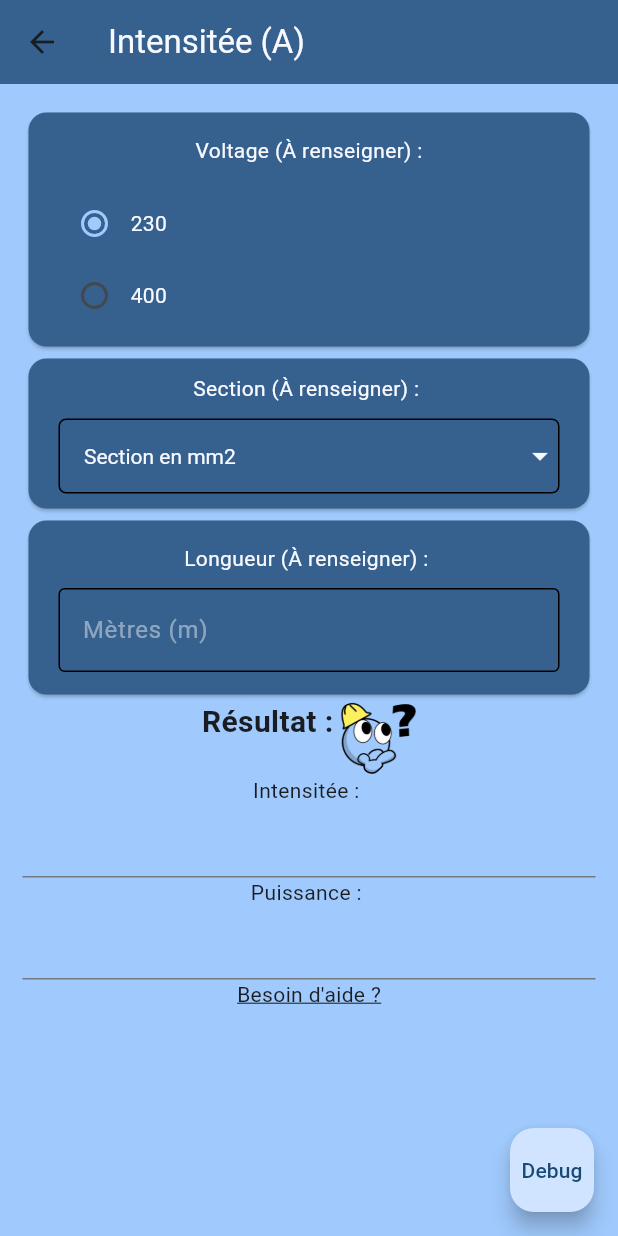
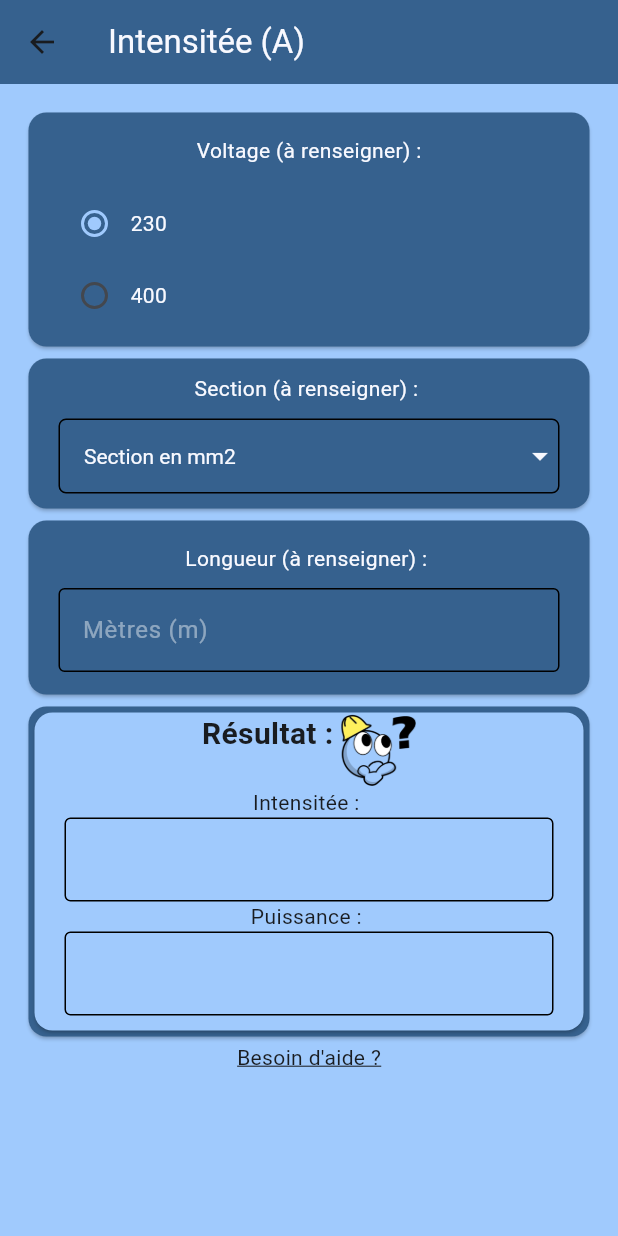
Before and after one commit to RobinAbela42/Abaque_app, a Flutter app: the IntensityQueryMono screen opened directly, on a phone screen of 412 x 824 dp. Run offline on Flutter 3.47's test engine with Material 3 defaults, Android fonts, the phone set to English and light mode, and no system bars; drawn by our look-alikes of dropdown_button2.

Commit message:
Card decoration for result, removing debug button, start publishing process, singlechildscrollview for Length

```diff
--- a/lib/ui/abaque/cable_home_page.dart
+++ b/lib/ui/abaque/cable_home_page.dart
@@ -73,7 +73,10 @@ class _CableHomePageState extends State<CableHomePage> {
                   widgetToGo: IntensityQueryMono(),
                 ),
               ),
-              HelpButton(text: "Une Abaque est un tableau grâce auquel on peut trouver les bonnes façons de poser des câbles, sans surchauffe de ces derniers par exemple.\n\nCette application fait la même chose, en plus simple ! On vous aide à trouver la longueur parfaite, la section idéale, ou l'intensitée maximum sur une installation. \n\nCliquez sur ce même bouton dans les pages pour voir avoir plus de détails !")
+              HelpButton(
+                text:
+                    "Une Abaque est un tableau grâce auquel on peut trouver les bonnes façons de poser des câbles, sans surchauffe de ces derniers par exemple.\n\nCette application fait la même chose, en plus simple ! On vous aide à trouver la longueur parfaite, la section idéale, ou l'intensitée maximum sur une installation. \n\nCliquez sur ce même bouton dans les pages pour voir avoir plus de détails !",
+              ),
             ],
           ),
         ),
@@ -125,3 +128,21 @@ class BigCard extends StatelessWidget {
     );
   }
 }
+
+class ResultCard extends StatelessWidget {
+  const ResultCard({super.key, required this.children});
+
+  final List<Widget> children;
+
+  @override
+  Widget build(BuildContext context) {
+    var theme = Theme.of(context);
+    return Card(
+      color: theme.colorScheme.primary,
+      child: Card(
+        color: theme.colorScheme.primaryFixedDim,
+        child: Column(children: children),
+      ),
+    );
+  }
+}
--- a/lib/ui/abaque/intensity_query_mono.dart
+++ b/lib/ui/abaque/intensity_query_mono.dart
@@ -12,7 +12,6 @@ class IntensityQueryMono extends CableHomePage {
   @override
   State<IntensityQueryMono> createState() => _IntensityQueryMonoState();
 }
-
 
 class _IntensityQueryMonoState extends State<IntensityQueryMono> {
   final intensityController = TextEditingController();
@@ -47,8 +46,8 @@ class _IntensityQueryMonoState extends State<IntensityQueryMono> {
     }
 
     void emptyIntensityAndPower() {
-      power=0;
-      intensity=0;
+      power = 0;
+      intensity = 0;
       powerController.text = "";
       intensityController.text = "";
     }
@@ -104,13 +103,18 @@ class _IntensityQueryMonoState extends State<IntensityQueryMono> {
                   return true;
                 },
               ),
+              ResultCard(
+                children: [
                   Wrap(
                     runAlignment: WrapAlignment.center,
                     alignment: WrapAlignment.center,
                     children: [
                       Text(
                         'Résultat : ',
-                    style: TextStyle(fontSize: 20, fontWeight: FontWeight.bold),
+                        style: TextStyle(
+                          fontSize: 20,
+                          fontWeight: FontWeight.bold,
+                        ),
                       ),
 
                       SizedBox(
@@ -121,43 +125,76 @@ class _IntensityQueryMonoState extends State<IntensityQueryMono> {
                     ],
                   ),
                   Text('Intensitée : '),
-              TextField(
+                  Padding(
+                    padding: const EdgeInsets.fromLTRB(20,0,20,0),
+                    child: TextField(
                       keyboardType: TextInputType.number,
                       controller: intensityController,
+                      decoration: InputDecoration(
+                        enabledBorder: OutlineInputBorder(
+                          borderSide: BorderSide(color: theme.colorScheme.scrim),
+                        ),
+                        focusedBorder: OutlineInputBorder(
+                          borderSide: BorderSide(color: theme.colorScheme.scrim),
+                        ),
+                        border: OutlineInputBorder(
+                          borderRadius: BorderRadius.all(Radius.circular(5)),
+                        ),
+                      ),
                       readOnly: true,
                     ),
+                  ),
                   Text('Puissance : '),
-              TextField(
+                  Padding(
+                    padding: const EdgeInsets.fromLTRB(20,0,20,10),
+                    child: TextField(
                       keyboardType: TextInputType.number,
                       controller: powerController,
+                      decoration: InputDecoration(
+                        enabledBorder: OutlineInputBorder(
+                          borderSide: BorderSide(color: theme.colorScheme.scrim),
+                        ),
+                        focusedBorder: OutlineInputBorder(
+                          borderSide: BorderSide(color: theme.colorScheme.scrim),
+                        ),
+                        border: OutlineInputBorder(
+                          borderRadius: BorderRadius.all(Radius.circular(5)),
+                        ),
+                      ),
                       readOnly: true,
                     ),
-              HelpButton(text: "Cette page vous est utile pour calculer l'intensitée maximum possible pour une installation, à partir d'une section de câble, d'une longueur et d'un voltage. \n\nRemplissez les 3 cases à renseigner avec les valeurs dont vous disposez, puis lisez le resultat ! \n\nLa puissance est calculée en fonction de l'intensitée, les deux sont donc remplie en même temps.")
+                  ),
+                ],
+              ),
+              HelpButton(
+                text:
+                    "Cette page vous est utile pour calculer l'intensitée maximum possible pour une installation, à partir d'une section de câble, d'une longueur et d'un voltage. \n\nRemplissez les 3 cases à renseigner avec les valeurs dont vous disposez, puis lisez le resultat ! \n\nLa puissance est calculée en fonction de l'intensitée, les deux sont donc remplie en même temps.",
+              ),
             ],
           ),
         ),
       ),
-      //Debug
-      floatingActionButton: FloatingActionButton(
-        child: Text('Debug'),
-        onPressed: () {
-          showDialog(
-            context: context,
-            builder: (context) {
-              return AlertDialog(
-                content: Text(
-                  '\nlength : ${length.toString()}'
-                  '\nresistance : ${resistance.toString()}'
-                  '\nsection : ${section.toString()}'
-                  '\nvoltage : ${voltage.toString()}'
-                  '\npower : ${power.toString()}'
-                  '\nintensity : ${intensity.toString()}',
-                ),
-              );
-            },
-          );
-        },
-      ),
+      // //Debug
+      // floatingActionButton: FloatingActionButton(
+      //   child: Text('Debug'),
+      //   onPressed: () {
+      //     showDialog(
+      //       context: context,
+      //       builder: (context) {
+      //         return AlertDialog(
+      //           content: Text(
+      //             '\nlength : ${length.toString()}'
+      //             '\nresistance : ${resistance.toString()}'
+      //             '\nsection : ${section.toString()}'
+      //             '\nvoltage : ${voltage.toString()}'
+      //             '\npower : ${power.toString()}'
+      //             '\nintensity : ${intensity.toString()}',
+      //           ),
+      //         );
+      //       },
+      //     );
+      //   },
+      // ),
     );
   }
 }
--- a/lib/ui/abaque/widgets/intensity_power_selector.dart
+++ b/lib/ui/abaque/widgets/intensity_power_selector.dart
@@ -33,7 +33,7 @@ class _IntensitypowerselectorState extends State<Intensitypowerselector> {
                     Padding(
                       padding: const EdgeInsets.only(bottom: 10),
                       child: Text(
-                        'Intensitée :',
+                        'Intensité :\n(à renseigner)',
                         style: TextStyle(color: theme.colorScheme.surface),
                       ),
                     ),
@@ -77,7 +77,7 @@ class _IntensitypowerselectorState extends State<Intensitypowerselector> {
                     Padding(
                       padding: const EdgeInsets.only(bottom: 10),
                       child: Text(
-                        'Puissance :',
+                        'Puissance :\n(à renseigner)',
                         style: TextStyle(color: theme.colorScheme.surface),
                       ),
                     ),
--- a/lib/ui/abaque/widgets/length_selector.dart
+++ b/lib/ui/abaque/widgets/length_selector.dart
@@ -34,7 +34,7 @@ class _LengthselectorState extends State<Lengthselector> {
                   child: Padding(
                     padding: const EdgeInsets.fromLTRB(0, 0, 0, 10),
                     child: Text(
-                      'Longueur (À renseigner) : ',
+                      'Longueur (à renseigner) : ',
                       style: TextStyle(color: theme.colorScheme.surface),
                     ),
                   ),
--- a/lib/ui/abaque/widgets/section_selector.dart
+++ b/lib/ui/abaque/widgets/section_selector.dart
@@ -27,7 +27,7 @@ class _SectionselectorState extends State<Sectionselector> {
                   child: Padding(
                     padding: const EdgeInsets.fromLTRB(0,0,0,10),
                     child: Text(
-                      'Section (À renseigner) : ',
+                      'Section (à renseigner) : ',
                       style: TextStyle(color: theme.colorScheme.surface),
                     ),
                   ),
--- a/lib/ui/abaque/widgets/voltage_selector.dart
+++ b/lib/ui/abaque/widgets/voltage_selector.dart
@@ -69,7 +69,7 @@ class _VoltageselectorState extends State<Voltageselector> {
             Padding(
               padding: const EdgeInsets.fromLTRB(0, 5, 0, 15),
               child: Text(
-                'Voltage (À renseigner) :',
+                'Voltage (à renseigner) :',
                 style: TextStyle(color: theme.colorScheme.surface),
               ),
             ),
```
Also changed, not shown: lib/ui/abaque/length_query_mono.dart (+47 -24 lines), lib/ui/abaque/section_query_mono.dart (+44 -22 lines), 3 other files. Lines whose indentation alone changed are shown as unchanged.
